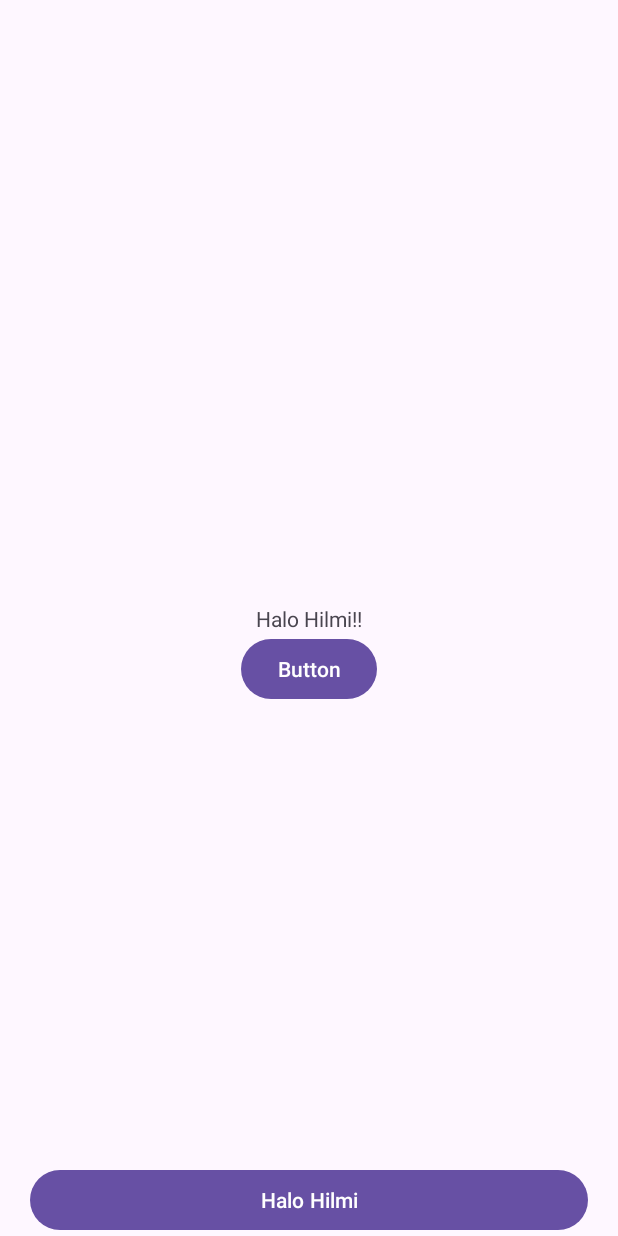
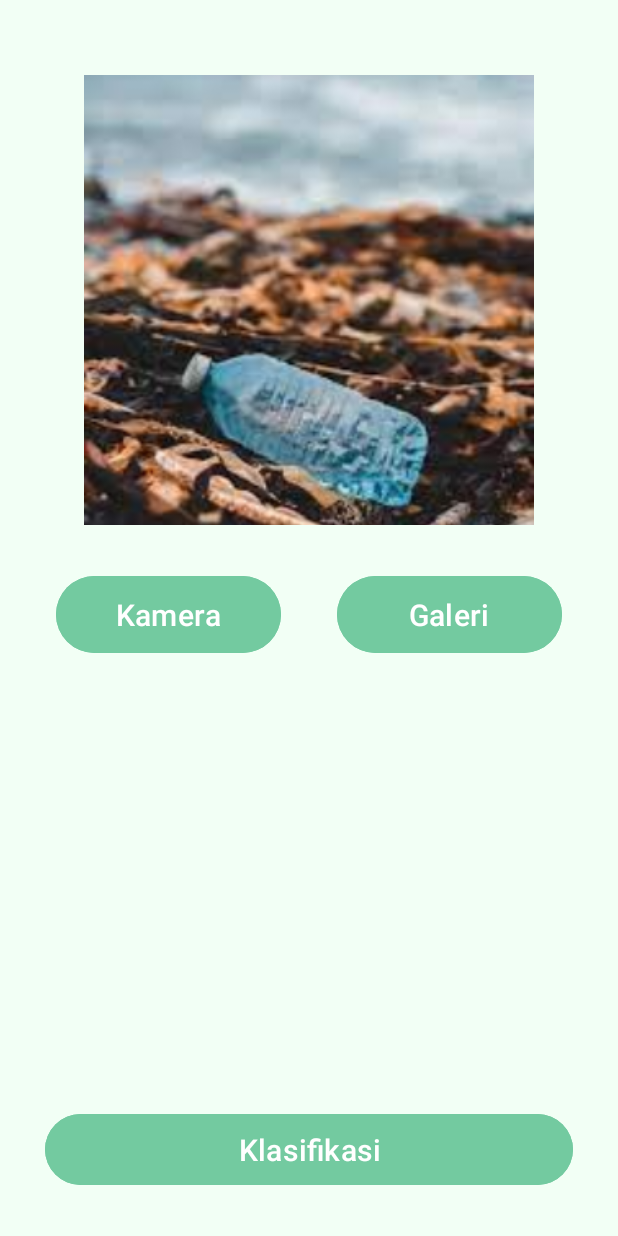
Before and after one commit to syamsudinhilmi/trashtech-project, an Android app: the screen it shows after launch (MainActivity), on a phone screen of 412 x 824 dp. Run offline under Robolectric (Android 15) with nearby library versions, the phone set to English and light mode, and no system bars.

Commit message:
pembuatan layout signUp, Home, dan maps serta API nya

```diff
--- a/app/build.gradle.kts
+++ b/app/build.gradle.kts
@@ -1,6 +1,7 @@
 plugins {
     id("com.android.application")
     id("org.jetbrains.kotlin.android")
+    id("com.google.android.libraries.mapsplatform.secrets-gradle-plugin")
 }
 
 android {
@@ -33,6 +34,9 @@ android {
     kotlinOptions {
         jvmTarget = "1.8"
     }
+    buildFeatures {
+        viewBinding = true
+    }
 }
 
 dependencies {
@@ -41,6 +45,7 @@ dependencies {
     implementation("androidx.appcompat:appcompat:1.6.1")
     implementation("com.google.android.material:material:1.10.0")
     implementation("androidx.constraintlayout:constraintlayout:2.1.4")
+    implementation("com.google.android.gms:play-services-maps:18.2.0")
     testImplementation("junit:junit:4.13.2")
     androidTestImplementation("androidx.test.ext:junit:1.1.5")
     androidTestImplementation("androidx.test.espresso:espresso-core:3.5.1")
--- a/app/src/main/java/com/playdeadrespawn/trashtech/ui/activity/MainActivity.kt
+++ b/app/src/main/java/com/playdeadrespawn/trashtech/ui/activity/MainActivity.kt
@@ -1,13 +1,24 @@
 package com.playdeadrespawn.trashtech.ui.activity
 
+import android.content.Intent
 import androidx.appcompat.app.AppCompatActivity
 import android.os.Bundle
 import com.playdeadrespawn.trashtech.R
+import com.playdeadrespawn.trashtech.databinding.ActivityMainBinding
 
 class MainActivity : AppCompatActivity() {
+    private lateinit var binding: ActivityMainBinding
     override fun onCreate(savedInstanceState: Bundle?) {
         super.onCreate(savedInstanceState)
-        setContentView(R.layout.activity_main)
+        binding = ActivityMainBinding.inflate(layoutInflater)
+        setContentView(binding.root)
 
+        binding.btnCamera.setOnClickListener{
+            startActivity(Intent(this, SignUpActivity::class.java))
+        }
+
+        binding.btnGalery.setOnClickListener{
+            startActivity(Intent(this, MapsActivity::class.java))
+        }
     }
 }
--- /dev/null
+++ b/app/src/main/res/drawable/baseline_account_circle_24.xml
@@ -0,0 +1,5 @@
+<vector android:height="24dp" android:tint="#000000"
+    android:viewportHeight="24" android:viewportWidth="24"
+    android:width="24dp" xmlns:android="http://schemas.android.com/apk/res/android">
+    <path android:fillColor="@android:color/white" android:pathData="M12,2C6.48,2 2,6.48 2,12s4.48,10 10,10s10,-4.48 10,-10S17.52,2 12,2zM12,6c1.93,0 3.5,1.57 3.5,3.5S13.93,13 12,13s-3.5,-1.57 -3.5,-3.5S10.07,6 12,6zM12,20c-2.03,0 -4.43,-0.82 -6.14,-2.88C7.55,15.8 9.68,15 12,15s4.45,0.8 6.14,2.12C16.43,19.18 14.03,20 12,20z"/>
+</vector>
--- /dev/null
+++ b/app/src/main/res/drawable/baseline_mail_24.xml
@@ -0,0 +1,5 @@
+<vector android:height="24dp" android:tint="#000000"
+    android:viewportHeight="24" android:viewportWidth="24"
+    android:width="24dp" xmlns:android="http://schemas.android.com/apk/res/android">
+    <path android:fillColor="@android:color/white" android:pathData="M20,4L4,4c-1.1,0 -1.99,0.9 -1.99,2L2,18c0,1.1 0.9,2 2,2h16c1.1,0 2,-0.9 2,-2L22,6c0,-1.1 -0.9,-2 -2,-2zM20,8l-8,5 -8,-5L4,6l8,5 8,-5v2z"/>
+</vector>
--- /dev/null
+++ b/app/src/main/res/drawable/baseline_password_24.xml
@@ -0,0 +1,5 @@
+<vector android:height="24dp" android:tint="#000000"
+    android:viewportHeight="24" android:viewportWidth="24"
+    android:width="24dp" xmlns:android="http://schemas.android.com/apk/res/android">
+    <path android:fillColor="@android:color/white" android:pathData="M2,17h20v2H2V17zM3.15,12.95L4,11.47l0.85,1.48l1.3,-0.75L5.3,10.72H7v-1.5H5.3l0.85,-1.47L4.85,7L4,8.47L3.15,7l-1.3,0.75L2.7,9.22H1v1.5h1.7L1.85,12.2L3.15,12.95zM9.85,12.2l1.3,0.75L12,11.47l0.85,1.48l1.3,-0.75l-0.85,-1.48H15v-1.5h-1.7l0.85,-1.47L12.85,7L12,8.47L11.15,7l-1.3,0.75l0.85,1.47H9v1.5h1.7L9.85,12.2zM23,9.22h-1.7l0.85,-1.47L20.85,7L20,8.47L19.15,7l-1.3,0.75l0.85,1.47H17v1.5h1.7l-0.85,1.48l1.3,0.75L20,11.47l0.85,1.48l1.3,-0.75l-0.85,-1.48H23V9.22z"/>
+</vector>
--- /dev/null
+++ b/app/src/main/res/drawable/bg_signup.xml
@@ -0,0 +1,5 @@
+<?xml version="1.0" encoding="utf-8"?>
+<shape xmlns:android="http://schemas.android.com/apk/res/android">
+    <solid android:color="@color/white" />
+    <corners android:radius="12dp" />
+</shape>
--- /dev/null
+++ b/app/src/main/res/drawable/rounded_corner.xml
@@ -0,0 +1,5 @@
+<?xml version="1.0" encoding="utf-8"?>
+<shape xmlns:android="http://schemas.android.com/apk/res/android">
+    <corners android:radius="12dp"/>
+    <solid android:color="@color/primary"/>
+</shape>
--- a/app/src/main/res/layout/activity_main.xml
+++ b/app/src/main/res/layout/activity_main.xml
@@ -4,36 +4,62 @@
     xmlns:tools="http://schemas.android.com/tools"
     android:layout_width="match_parent"
     android:layout_height="match_parent"
+    android:background="@color/secondary"
     tools:context=".ui.activity.MainActivity">
 
-	<TextView
-		android:id="@+id/textView"
-		android:layout_width="wrap_content"
-		android:layout_height="wrap_content"
-		android:text="Halo Hilmi!!"
-		app:layout_constraintBottom_toBottomOf="parent"
+    <ImageView
+        android:id="@+id/img_prev"
+        android:layout_width="300dp"
+        android:layout_height="300dp"
+        android:layout_marginTop="50dp"
+        android:scaleType="centerCrop"
+        android:src="@drawable/default_image"
         app:layout_constraintEnd_toEndOf="parent"
         app:layout_constraintStart_toStartOf="parent"
         app:layout_constraintTop_toTopOf="parent" />
 
     <Button
-		android:id="@+id/button2"
-		android:layout_width="wrap_content"
+        android:id="@+id/btn_camera"
+        android:layout_width="150dp"
         android:layout_height="wrap_content"
-		app:layout_constraintTop_toBottomOf="@+id/textView"
+        android:layout_marginTop="30dp"
+        android:backgroundTint="@color/primary"
+        android:padding="12dp"
+        android:paddingHorizontal="60dp"
+        android:text="Kamera"
+        android:textSize="20sp"
+        app:layout_constraintEnd_toStartOf="@id/btn_galery"
         app:layout_constraintStart_toStartOf="parent"
-		app:layout_constraintEnd_toEndOf="parent"
-		android:text="Button" />
+        app:layout_constraintTop_toBottomOf="@id/img_prev" />
 
     <Button
-		android:id="@+id/button1"
+        android:id="@+id/btn_galery"
+        android:layout_width="150dp"
+        android:layout_height="wrap_content"
+        android:layout_marginTop="30dp"
+        android:backgroundTint="@color/primary"
+        android:padding="12dp"
+        android:paddingHorizontal="60dp"
+        android:text="Galeri"
+        android:textSize="20sp"
+        app:layout_constraintEnd_toEndOf="parent"
+        app:layout_constraintStart_toEndOf="@id/btn_camera"
+        app:layout_constraintTop_toBottomOf="@id/img_prev" />
+
+
+    <Button
         android:layout_width="match_parent"
         android:layout_height="wrap_content"
-		android:layout_marginHorizontal="20dp"
+        android:layout_marginHorizontal="30dp"
+        android:layout_marginBottom="30dp"
+        android:backgroundTint="@color/primary"
+        android:padding="10dp"
+        android:paddingVertical="5dp"
+        android:text="Klasifikasi"
+        android:textSize="20sp"
         app:layout_constraintBottom_toBottomOf="parent"
         app:layout_constraintEnd_toEndOf="parent"
-		app:layout_constraintStart_toStartOf="parent"
-		android:text="Halo Hilmi"
-		/>
+        app:layout_constraintStart_toStartOf="parent" />
+
 
 </androidx.constraintlayout.widget.ConstraintLayout>
--- a/app/src/main/res/values/colors.xml
+++ b/app/src/main/res/values/colors.xml
@@ -2,4 +2,7 @@
 <resources>
 	<color name="black">#FF000000</color>
 	<color name="white">#FFFFFFFF</color>
+	<color name="primary">#73CAA0</color>
+	<color name="secondary">#F2FFF5</color>
+	<color name="dark">#363636</color>
 </resources>
--- a/build.gradle.kts
+++ b/build.gradle.kts
@@ -2,4 +2,5 @@
 plugins {
     id("com.android.application") version "8.1.4" apply false
     id("org.jetbrains.kotlin.android") version "1.9.0" apply false
+    id("com.google.android.libraries.mapsplatform.secrets-gradle-plugin") version "2.0.1" apply false
 }
```
Also changed, not shown: app/src/main/AndroidManifest.xml (+23 -0 lines), app/src/main/java/com/playdeadrespawn/trashtech/ui/activity/MapsActivity.kt (added, +49 -0 lines), app/src/main/java/com/playdeadrespawn/trashtech/ui/activity/SignUpActivity.kt (added, +12 -0 lines), app/src/main/java/com/playdeadrespawn/trashtech/ui/customview/EmailEditText.kt (added, +56 -0 lines), app/src/main/java/com/playdeadrespawn/trashtech/ui/customview/PasswordEditText.kt (added, +55 -0 lines), app/src/main/res/drawable/bg_layout.xml (added, +18 -0 lines), app/src/main/res/layout/activity_maps.xml (added, +9 -0 lines), app/src/main/res/layout/activity_sign_up.xml (added, +135 -0 lines), app/src/main/res/values/strings.xml (+8 -1 lines), app/src/main/res/drawable/default_image.jpeg (added). Lines whose indentation alone changed are shown as unchanged.
